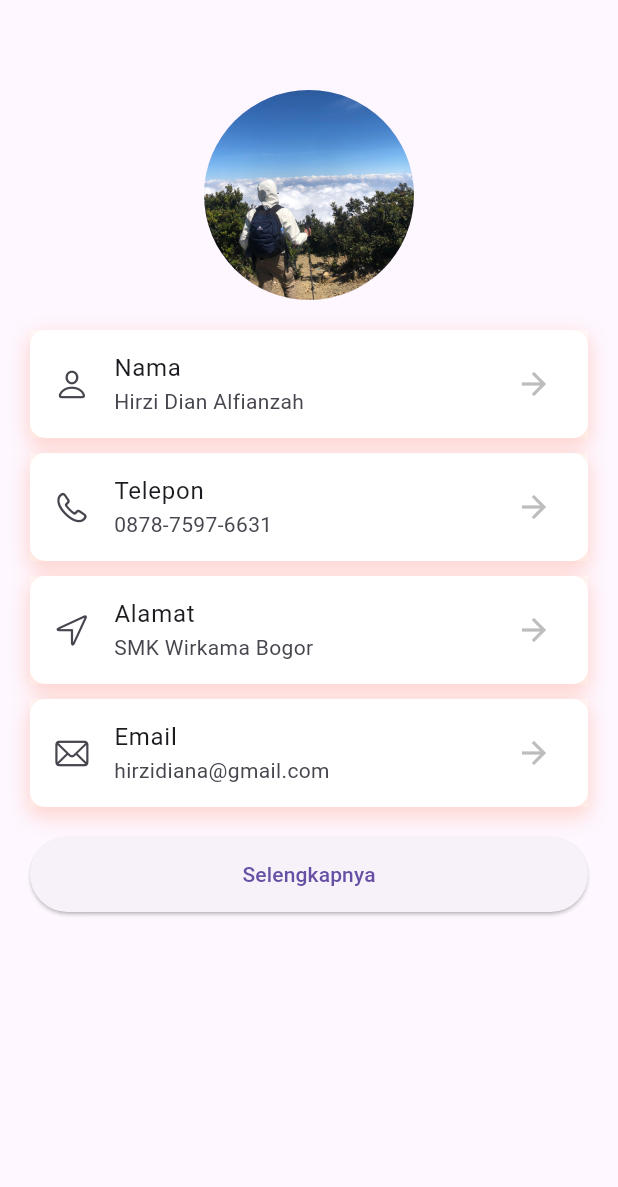
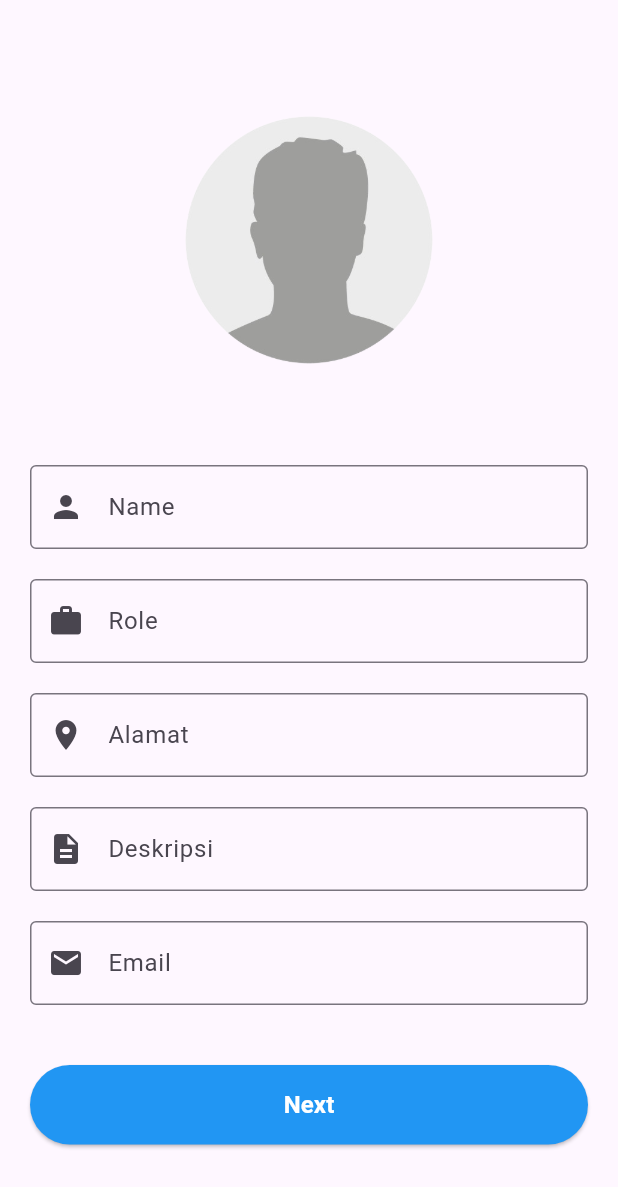
Before and after one commit to hirzidian/flutter, a Flutter app: the screen it shows after launch, on a phone screen of 412 x 824 dp. Shown: the top 1187 px of the screen. Run offline on Flutter 3.47's test engine with Material 3 defaults, Android fonts, the light colour scheme and no system bars.

Commit message:
form page

```diff
--- /dev/null
+++ b/lib/form_screen.dart
@@ -0,0 +1,152 @@
+import 'package:flutter/material.dart';
+import 'main.dart'; // Import ProfileScreen
+
+class FormScreen extends StatefulWidget {
+  @override
+  State<FormScreen> createState() => _FormScreenState();
+}
+
+class _FormScreenState extends State<FormScreen> {
+  final _formfield = GlobalKey<FormState>();
+  final nameController = TextEditingController();
+  final roleController = TextEditingController();
+  final alamatController = TextEditingController();
+  final emailController = TextEditingController();
+  final deskripsiController = TextEditingController(); // Deskripsi controller
+  final passController = TextEditingController();
+  bool passToggle = true;
+
+  @override
+  Widget build(BuildContext context) {
+    return Scaffold(
+      body: SingleChildScrollView(
+        padding: EdgeInsets.symmetric(horizontal: 20, vertical: 60),
+        child: Form(
+          key: _formfield,
+          child: Column(
+            crossAxisAlignment: CrossAxisAlignment.center,
+            mainAxisSize: MainAxisSize.min,
+            children: [
+              Image.asset(
+                "assets/images/login.png",
+                height: 200,
+                width: 200,
+              ),
+              SizedBox(height: 50),
+              TextFormField(
+                keyboardType: TextInputType.name,
+                controller: nameController,
+                decoration: InputDecoration(
+                  labelText: "Name",
+                  border: OutlineInputBorder(),
+                  prefixIcon: Icon(Icons.person),
+                ),
+                validator: (value) {
+                  if (value!.isEmpty) {
+                    return "Please enter your Name";
+                  }
+                  return null;
+                },
+              ),
+              SizedBox(height: 20),
+              TextFormField(
+                controller: roleController,
+                decoration: InputDecoration(
+                  labelText: "Role",
+                  border: OutlineInputBorder(),
+                  prefixIcon: Icon(Icons.work),
+                ),
+                validator: (value) {
+                  if (value!.isEmpty) {
+                    return "Please enter your Role";
+                  }
+                  return null;
+                },
+              ),
+              SizedBox(height: 20),
+              TextFormField(
+                controller: alamatController,
+                decoration: InputDecoration(
+                  labelText: "Alamat",
+                  border: OutlineInputBorder(),
+                  prefixIcon: Icon(Icons.location_on),
+                ),
+                validator: (value) {
+                  if (value!.isEmpty) {
+                    return "Please enter your Alamat";
+                  }
+                  return null;
+                },
+              ),
+              SizedBox(height: 20),
+              TextFormField(
+                controller: deskripsiController,
+                decoration: InputDecoration(
+                  labelText: "Deskripsi",
+                  border: OutlineInputBorder(),
+                  prefixIcon: Icon(Icons.description),
+                ),
+                validator: (value) {
+                  if (value!.isEmpty) {
+                    return "Please enter your Deskripsi";
+                  }
+                  return null;
+                },
+              ),
+              SizedBox(height: 20),
+              TextFormField(
+                controller: emailController,
+                decoration: InputDecoration(
+                  labelText: "Email",
+                  border: OutlineInputBorder(),
+                  prefixIcon: Icon(Icons.email),
+                ),
+                validator: (value) {
+                  if (value!.isEmpty) {
+                    return "Please enter your Email";
+                  }
+                  return null;
+                },
+              ),
+              SizedBox(height: 40),
+              SizedBox(
+                width: double.infinity,
+                child: ElevatedButton(
+                  onPressed: () {
+                    if (_formfield.currentState!.validate()) {
+                      // Jika semua validasi berhasil, kirim data ke ProfileScreen
+                      Navigator.pushReplacement(
+                        context,
+                        MaterialPageRoute(
+                          builder: (context) => ProfileScreen(
+                            name: nameController.text,
+                            role: roleController.text,
+                            alamat: alamatController.text,
+                            deskripsi: deskripsiController.text,
+                            email: emailController.text,
+                          ),
+                        ),
+                      );
+                    }
+                  },
+                  style: ElevatedButton.styleFrom(
+                    padding: EdgeInsets.symmetric(vertical: 15),
+                    backgroundColor: Colors.blue,
+                  ),
+                  child: Text(
+                    "Next",
+                    style: TextStyle(
+                      color: Colors.white,
+                      fontSize: 16,
+                      fontWeight: FontWeight.bold,
+                    ),
+                  ),
+                ),
+              ),
+            ],
+          ),
+        ),
+      ),
+    );
+  }
+}
--- /dev/null
+++ b/lib/login.dart
@@ -0,0 +1,19 @@
+import 'package:flutter/material.dart';
+import 'package:page_profil/form_screen.dart';
+
+void main() {
+  runApp(MyApp());
+}
+
+class MyApp extends StatelessWidget {
+  @override
+  Widget build(BuildContext context) {
+    return MaterialApp(
+      debugShowCheckedModeBanner: false,
+      theme: ThemeData(
+        primarySwatch: Colors.indigo,
+      ),
+      home: FormScreen(),
+    );
+  }
+}
--- a/lib/main.dart
+++ b/lib/main.dart
@@ -1,39 +1,30 @@
 import 'package:flutter/cupertino.dart';
 import 'package:flutter/material.dart';
-import 'package:flutter/services.dart';
-import 'package:page_profil/selanjutnya.dart';
 import 'selanjutnya.dart';
-
-void main() {
-  SystemChrome.setSystemUIOverlayStyle(const SystemUiOverlayStyle(
-      statusBarColor: Colors.transparent,
-      statusBarIconBrightness: Brightness.dark));
-  runApp(const MyApp());
-}
-
-class MyApp extends StatelessWidget {
-  const MyApp({super.key});
-
-  @override
-  Widget build(BuildContext context) {
-    return MaterialApp(
-      debugShowCheckedModeBanner: false,
-      title: 'Flutter Demo',
-      theme: ThemeData(
-        primarySwatch: Colors.deepOrange,
-      ),
-      home: const ProfileScreen(),
-    );
-  }
-}
+import 'form_screen.dart';
 
 class ProfileScreen extends StatelessWidget {
-  const ProfileScreen({Key? key}) : super(key: key);
+  final String name;
+  final String email;
+  final String alamat;
+  final String role;
+  final String deskripsi;
+
+  const ProfileScreen({
+    Key? key,
+    required this.name,
+    required this.email,
+    required this.alamat,
+    required this.role,
+    required this.deskripsi,
+  }) : super(key: key);
 
   @override
   Widget build(BuildContext context) {
     return Scaffold(
-      body: Padding(
+      body: SafeArea(  // Gunakan SafeArea untuk melindungi konten dari area sistem
+        child: SingleChildScrollView( // Bungkus konten dengan SingleChildScrollView
+          child: Padding(
             padding: const EdgeInsets.all(20),
             child: Column(
               children: [
@@ -43,19 +34,20 @@ class ProfileScreen extends StatelessWidget {
                   backgroundImage: AssetImage('assets/images/profil.jpg'),
                 ),
                 const SizedBox(height: 20),
-            itemProfile('Nama', 'Hirzi Dian Alfianzah', CupertinoIcons.person),
+                itemProfile('Nama', name, CupertinoIcons.person),
                 const SizedBox(height: 10),
-            itemProfile('Telepon', '0878-7597-6631', CupertinoIcons.phone),
+                itemProfile('Role', role, CupertinoIcons.briefcase),
                 const SizedBox(height: 10),
-            itemProfile('Alamat', 'SMK Wirkama Bogor', CupertinoIcons.location),
+                itemProfile('Alamat', alamat, CupertinoIcons.location),
                 const SizedBox(height: 10),
-            itemProfile('Email', 'hirzidiana@gmail.com', CupertinoIcons.mail),
+                itemProfile('Deskripsi', deskripsi, CupertinoIcons.text_justifyleft),
+                const SizedBox(height: 10),
+                itemProfile('Email', email, CupertinoIcons.mail),
                 const SizedBox(height: 20),
                 SizedBox(
                   width: double.infinity,
                   child: ElevatedButton(
                     onPressed: () {
-                    // Navigasi ke halaman selengkapnya
                       Navigator.push(
                         context,
                         MaterialPageRoute(
@@ -66,9 +58,30 @@ class ProfileScreen extends StatelessWidget {
                     style: ElevatedButton.styleFrom(
                       padding: const EdgeInsets.all(15),
                     ),
-                  child: const Text('Selengkapnya')),
-            )
+                    child: const Text('Selengkapnya'),
+                  ),
+                ),
+                const SizedBox(height: 20),
+                SizedBox(
+                  width: double.infinity,
+                  child: ElevatedButton(
+                    onPressed: () {
+                      Navigator.pushReplacement(
+                        context,
+                        MaterialPageRoute(
+                          builder: (context) => FormScreen(),
+                        ),
+                      );
+                    },
+                    style: ElevatedButton.styleFrom(
+                      padding: const EdgeInsets.all(15),
+                    ),
+                    child: const Text('Logout'),
+                  ),
+                ),
               ],
+            ),
+          ),
         ),
       ),
     );
@@ -82,10 +95,12 @@ class ProfileScreen extends StatelessWidget {
         boxShadow: [
           BoxShadow(
             offset: const Offset(0, 5),
-                color: Colors.deepOrange.withOpacity(.2),
-                spreadRadius: 2,
-                blurRadius: 10)
-          ]),
+            color: Colors.black.withOpacity(.1), // Kurangi intensitas warna shadow
+            spreadRadius: 1, // Kurangi spreadRadius agar tidak terlalu lebar
+            blurRadius: 5, // Kurangi blurRadius untuk mengurangi efek shadow
+          ),
+        ],
+      ),
       child: ListTile(
         title: Text(title),
         subtitle: Text(subtitle),
```
Also changed, not shown: lib/register.dart (added, +104 -0 lines), assets/images/login.png (added), 1 other file. Lines whose indentation alone changed are shown as unchanged.
